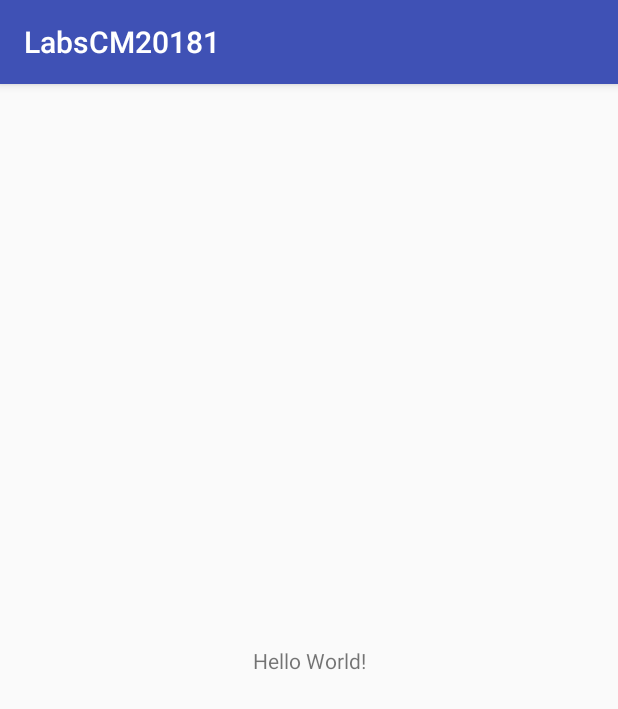
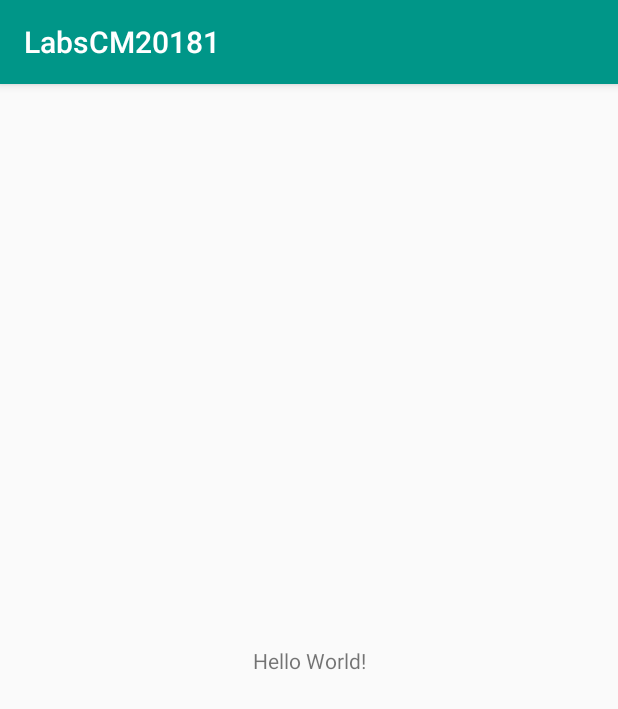
Before and after one commit to juanArias8/Mobile-computing, an Android app: the screen it shows after launch (MainActivity), on a phone screen of 412 x 824 dp. Shown: the top 709 px of the screen. Run offline under Robolectric (Android 15) with nearby library versions, the phone set to English and light mode, and no system bars.

Commit message:
Material Design configured

```diff
--- a/LabsCM20181/Lab1-UI/src/main/AndroidManifest.xml
+++ b/LabsCM20181/Lab1-UI/src/main/AndroidManifest.xml
@@ -12,7 +12,7 @@
         <activity android:name=".MainActivity">
 
         </activity>
-        <activity android:name=".SplashScreen" android:theme="@android:style/Theme.Black.NoTitleBar.Fullscreen">
+        <activity android:name=".SplashScreen" android:theme="@style/Theme.AppCompat.Light.NoActionBar.FullScreen">
             <intent-filter>
                 <action android:name="android.intent.action.MAIN" />
 
@@ -20,5 +20,4 @@
             </intent-filter>
         </activity>
     </application>
-
 </manifest>
--- a/LabsCM20181/Lab1-UI/src/main/java/co/edu/udea/compumovil/gr06_20181/lab1/SplashScreen.java
+++ b/LabsCM20181/Lab1-UI/src/main/java/co/edu/udea/compumovil/gr06_20181/lab1/SplashScreen.java
@@ -4,8 +4,9 @@ import android.app.Activity;
 import android.content.Intent;
 import android.os.Handler;
 import android.os.Bundle;
+import android.support.v7.app.AppCompatActivity;
 
-public class SplashScreen extends Activity {
+public class SplashScreen extends AppCompatActivity {
 
     @Override
     protected void onCreate(Bundle savedInstanceState) {
--- a/LabsCM20181/Lab1-UI/src/main/res/values/colors.xml
+++ b/LabsCM20181/Lab1-UI/src/main/res/values/colors.xml
@@ -1,6 +1,11 @@
 <?xml version="1.0" encoding="utf-8"?>
 <resources>
-    <color name="colorPrimary">#3F51B5</color>
-    <color name="colorPrimaryDark">#303F9F</color>
-    <color name="colorAccent">#FF4081</color>
+    <color name="colorPrimaryDark">#00796B</color>
+    <color name="colorLightPrimary">#B2DFDB</color>
+    <color name="colorPrimary">#009688</color>
+    <color name="colorIconsText">#FFFFFF</color>
+    <color name="colorAccent">#8BC34A</color>
+    <color name="colorTextPrimary">#212121</color>
+    <color name="colorTextSecondary">#757575</color>
+    <color name="colorDivider">#BDBDBD</color>
 </resources>
--- a/LabsCM20181/Lab1-UI/src/main/res/values/styles.xml
+++ b/LabsCM20181/Lab1-UI/src/main/res/values/styles.xml
@@ -8,4 +8,10 @@
         <item name="colorAccent">@color/colorAccent</item>
     </style>
 
+    <style name="Theme.AppCompat.Light.NoActionBar.FullScreen" parent="Theme.AppCompat.Light.NoActionBar">
+        <item name="android:windowNoTitle">true</item>
+        <item name="android:windowActionBar">false</item>
+        <item name="android:windowFullscreen">true</item>
+        <item name="android:windowContentOverlay">@null</item>
+    </style>
 </resources>
```
Also changed, not shown: LabsCM20181/Lab1-UI/build.gradle (+5 -2 lines).
